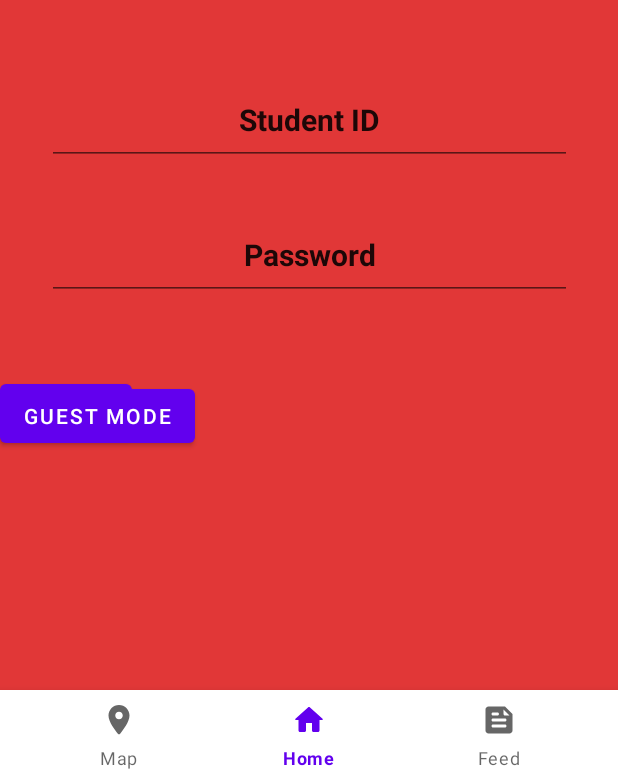
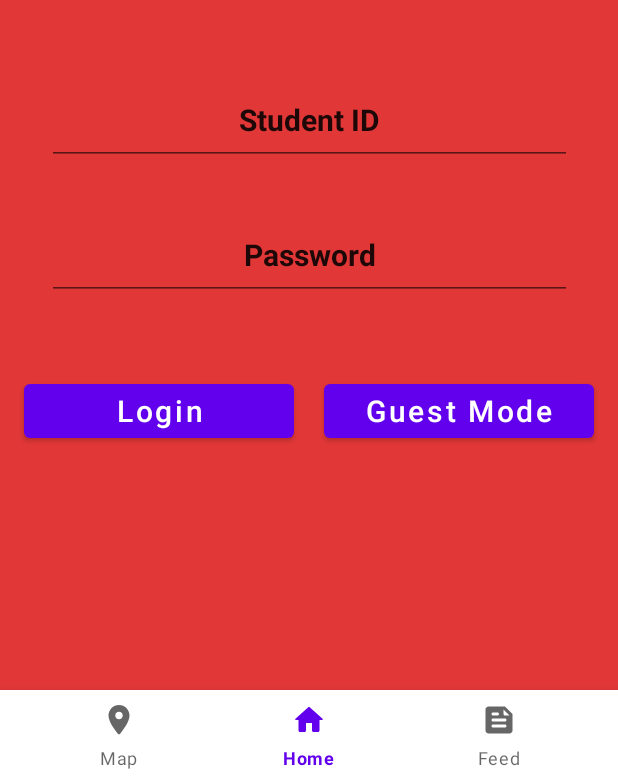
Before and after one commit to yuciferr/AkdenizYemekhaneApp, an Android app: the LoginFragment screen opened through its navigation route, on a phone screen of 412 x 824 dp, the part 456-1236 px from its top. Run offline under Robolectric (Android 15) with nearby library versions, the phone set to English and light mode, and no system bars; our stand-ins replace navigation-ui.

Commit message:
Login page was designed

```diff
--- a/app/src/main/res/layout/fragment_login.xml
+++ b/app/src/main/res/layout/fragment_login.xml
@@ -68,20 +68,34 @@
 
     <Button
         android:id="@+id/loginButton"
-        android:layout_width="wrap_content"
+        android:layout_width="180dp"
         android:layout_height="wrap_content"
+        android:layout_marginStart="16dp"
         android:layout_marginTop="50dp"
         android:text="Login"
-        app:layout_constraintTop_toBottomOf="@+id/password"
-        tools:layout_editor_absoluteX="55dp" />
+        android:textAlignment="center"
+        android:textAllCaps="false"
+        android:textSize="20sp"
+        android:textStyle="normal"
+        app:layout_constraintEnd_toStartOf="@+id/guestButton"
+        app:layout_constraintHorizontal_bias="0.5"
+        app:layout_constraintStart_toStartOf="parent"
+        app:layout_constraintTop_toBottomOf="@+id/password" />
 
     <Button
         android:id="@+id/guestButton"
-        android:layout_width="wrap_content"
+        android:layout_width="180dp"
         android:layout_height="wrap_content"
-        android:layout_marginTop="53dp"
+        android:layout_marginStart="20dp"
+        android:layout_marginTop="50dp"
+        android:layout_marginEnd="16dp"
         android:text="Guest Mode"
-        app:layout_constraintTop_toBottomOf="@+id/password"
-        tools:layout_editor_absoluteX="238dp" />
+        android:textAllCaps="false"
+        android:textSize="20sp"
+        android:textStyle="normal"
+        app:layout_constraintEnd_toEndOf="parent"
+        app:layout_constraintHorizontal_bias="0.5"
+        app:layout_constraintStart_toEndOf="@+id/loginButton"
+        app:layout_constraintTop_toBottomOf="@+id/password" />
 
 </androidx.constraintlayout.widget.ConstraintLayout>
```
